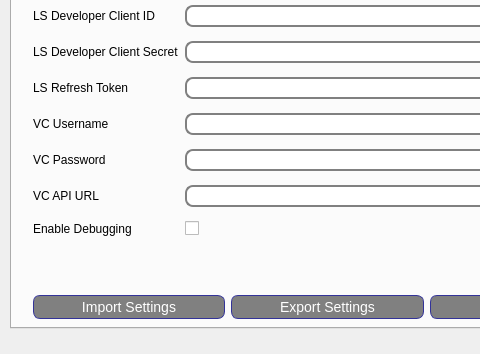
This is qt-lightspeed-pos-vc-connector/mainwindow.ui in beckf/lightspeed-vc-connector as Qt 5 draws it before an edit; both pictures show x 0 to 480 and y 358 to 712 of the 663 by 712 pixel window. The edited form follows.
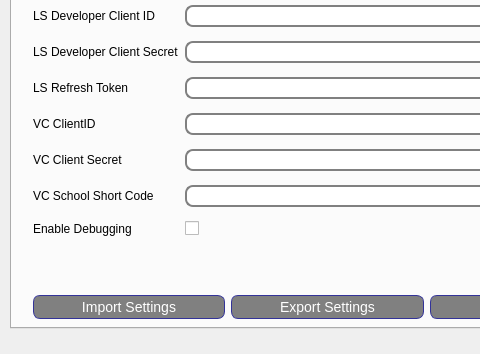
This is the edited form.

```diff
--- a/qt-lightspeed-pos-vc-connector/mainwindow.ui
+++ b/qt-lightspeed-pos-vc-connector/mainwindow.ui
@@ -851,7 +851,7 @@
        <item row="5" column="0">
         <widget class="QLabel" name="label_7">
          <property name="text">
-          <string>VC Username</string>
+          <string>VC ClientID</string>
          </property>
         </widget>
        </item>
@@ -868,7 +868,7 @@
        <item row="6" column="0">
         <widget class="QLabel" name="label_8">
          <property name="text">
-          <string>VC Password</string>
+          <string>VC Client Secret</string>
          </property>
         </widget>
        </item>
@@ -913,7 +913,7 @@
        <item row="7" column="0">
         <widget class="QLabel" name="label_9">
          <property name="text">
-          <string>VC API URL</string>
+          <string>VC School Short Code</string>
          </property>
         </widget>
        </item>
```
